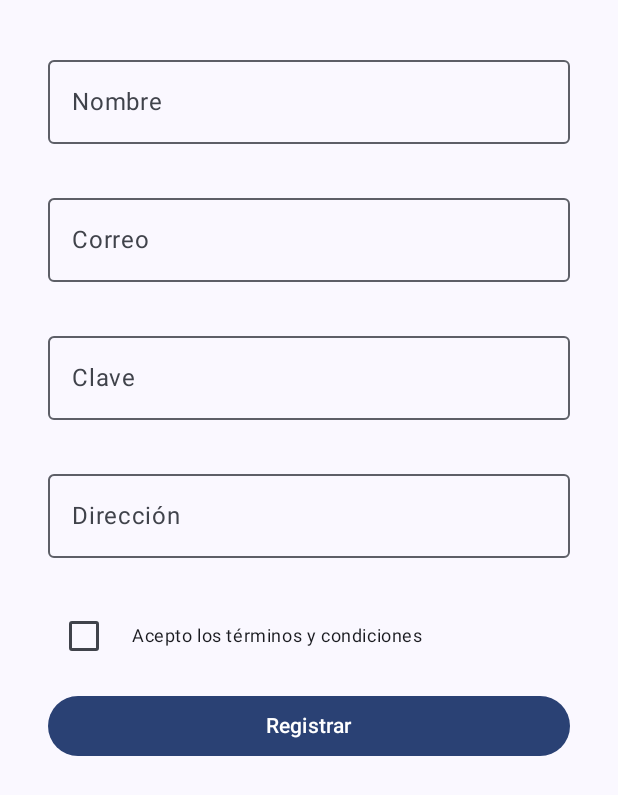
After one commit to DiegoLeonDuoc/App-Movil, an Android app built with Jetpack Compose: the RegistroScreen screen opened through its navigation route, on a phone screen of 412 x 824 dp. The commit adds this screen. Shown: the top 795 px of the screen. Run offline under Robolectric (Android 15) with nearby library versions, the phone set to English and light mode, and no system bars; our stand-ins replace window size class.

Commit message:
Avance Guía 11

```diff
--- /dev/null
+++ b/app/src/main/java/com/example/appnombre_grupox/navigation/AppNavigation.kt
@@ -0,0 +1,80 @@
+package com.example.appnombre_grupox.navigation
+
+import androidx.compose.foundation.layout.padding
+import androidx.compose.material3.windowsizeclass.WindowWidthSizeClass
+import androidx.compose.runtime.Composable
+import androidx.compose.runtime.LaunchedEffect
+import androidx.compose.ui.Modifier
+import androidx.compose.ui.unit.dp
+import androidx.lifecycle.viewmodel.compose.viewModel
+import androidx.navigation.compose.NavHost
+import androidx.navigation.compose.composable
+import androidx.navigation.compose.rememberNavController
+import com.example.appnombre_grupox.ui.screens.HomeScreen
+import com.example.appnombre_grupox.ui.screens.HomeScreenCompacta
+import com.example.appnombre_grupox.ui.screens.HomeScreenMediana
+import com.example.appnombre_grupox.ui.screens.ProfileScreen
+import com.example.appnombre_grupox.ui.screens.RegistroScreen
+import com.example.appnombre_grupox.ui.screens.ResumenScreen
+import com.example.appnombre_grupox.ui.screens.SettingsScreen
+import com.example.appnombre_grupox.ui.utils.obtenerWindowSizeClass
+import com.example.appnombre_grupox.viewmodel.MainViewModel
+import com.example.appnombre_grupox.viewmodel.UsuarioViewModel
+import kotlinx.coroutines.flow.collectLatest
+
+@Composable
+fun AppNavigation() {
+    val viewModel: MainViewModel = viewModel()
+    val navController = rememberNavController()
+    val usuarioViewModel: UsuarioViewModel = viewModel()
+    val innerPadding = 16.dp
+
+    LaunchedEffect(key1 = Unit) {
+        viewModel.navigationEvents.collectLatest { event ->
+            when (event) {
+                is NavigationEvent.NavigateTo -> {
+                    navController.navigate(event.route.route) {
+                        event.popUpToRoute?.let {
+                            popUpTo(it.route) {
+                                inclusive = event.inclusive
+                            }
+                            launchSingleTop = event.singleTop
+                            restoreState = true
+                        }
+                    }
+                }
+
+                is NavigationEvent.PopBackStack -> navController.popBackStack()
+                is NavigationEvent.NavigateUp -> navController.navigateUp()
+            }
+        }
+    }
+
+    NavHost(
+        navController = navController,
+        startDestination = Screen.Home.route,
+        modifier = Modifier.padding(innerPadding)
+    ) {
+        composable(route = Screen.Home.route) {
+//            val windowsSizeClass = obtenerWindowSizeClass()
+//            when (windowsSizeClass.widthSizeClass) {
+//                WindowWidthSizeClass.Compact -> HomeScreenCompacta(navController = navController, viewModel = viewModel)
+//                WindowWidthSizeClass.Medium -> HomeScreenMediana(navController = navController, viewModel = viewModel)
+//                WindowWidthSizeClass.Expanded -> HomeScreen(navController = navController, viewModel = viewModel)
+//            }
+            HomeScreen(navController = navController, viewModel = viewModel)
+        }
+        composable(route = Screen.Profile.route) {
+            ProfileScreen(navController = navController, viewModel = viewModel)
+        }
+        composable(route = Screen.Settings.route) {
+            SettingsScreen(navController = navController, viewModel = viewModel)
+        }
+        composable(route=Screen.Resumen.route) {
+            ResumenScreen(usuarioViewModel)
+        }
+        composable(Screen.Registro.route) {
+            RegistroScreen(navController,usuarioViewModel)
+        }
+    }
+}
--- a/app/src/main/java/com/example/appnombre_grupox/navigation/Screen.kt
+++ b/app/src/main/java/com/example/appnombre_grupox/navigation/Screen.kt
@@ -14,6 +14,10 @@ sealed class Screen(val route: String) {
     data object Profile : Screen(route = "profile_page")
 
     data object Settings : Screen(route = "settings_page")
+
+    data object Resumen : Screen(route = "resumen_page")
+
+    data object Registro : Screen(route = "registro_page")
 
     // Ejemplos de Rutas con Argumentos (No usados en este ejercicio, pero importante)
     // Usamos 'data class' para encapsular los argumentos.
--- a/app/src/main/java/com/example/appnombre_grupox/ui/screens/HomeScreen.kt
+++ b/app/src/main/java/com/example/appnombre_grupox/ui/screens/HomeScreen.kt
@@ -65,6 +65,22 @@ fun HomeScreen(
                     onClick = {
                         scope.launch { drawerState.close() }
                         viewModel.navigateTo(Screen.Profile)
+                    }
+                )
+                NavigationDrawerItem(
+                    label = { Text("Registro") },
+                    selected = false,
+                    onClick = {
+                        scope.launch { drawerState.close() }
+                        viewModel.navigateTo(Screen.Registro)
+                    }
+                )
+                NavigationDrawerItem(
+                    label = { Text("Configuración") },
+                    selected = false,
+                    onClick = {
+                        scope.launch { drawerState.close() }
+                        viewModel.navigateTo(Screen.Settings)
                     }
                 )
             }
--- /dev/null
+++ b/app/src/main/java/com/example/appnombre_grupox/ui/screens/RegistroScreen.kt
@@ -0,0 +1,123 @@
+package com.example.appnombre_grupox.ui.screens
+
+import androidx.compose.foundation.layout.Arrangement
+import androidx.compose.foundation.layout.Column
+import androidx.compose.foundation.layout.Row
+import androidx.compose.foundation.layout.Spacer
+import androidx.compose.foundation.layout.fillMaxSize
+import androidx.compose.foundation.layout.fillMaxWidth
+import androidx.compose.foundation.layout.padding
+import androidx.compose.foundation.layout.width
+import androidx.compose.material3.Button
+import androidx.compose.material3.Checkbox
+import androidx.compose.material3.MaterialTheme
+import androidx.compose.material3.MaterialTheme.colorScheme
+import androidx.compose.material3.OutlinedTextField
+import androidx.compose.material3.Text
+import androidx.compose.runtime.Composable
+import androidx.compose.runtime.collectAsState
+import androidx.compose.runtime.getValue
+import androidx.compose.ui.Alignment
+import androidx.compose.ui.Modifier
+import androidx.compose.ui.text.input.PasswordVisualTransformation
+import androidx.compose.ui.unit.dp
+import androidx.navigation.NavController
+import com.example.appnombre_grupox.navigation.Screen
+import com.example.appnombre_grupox.viewmodel.UsuarioViewModel
+
+@Composable
+fun RegistroScreen(
+    navController: NavController,
+    viewModel: UsuarioViewModel
+) {
+    val estado by viewModel.estado.collectAsState()
+
+    Column(
+        Modifier
+            .fillMaxSize()
+            .padding(16.dp),
+        verticalArrangement = Arrangement.spacedBy(12.dp)
+    ) {
+        // Campo nombre
+        OutlinedTextField(
+            value = estado.nombre,
+            onValueChange = viewModel::onNombreChange,
+            label = { Text(text = "Nombre") },
+            isError = estado.errores.nombre != null,
+            supportingText = {
+                estado.errores.nombre?.let {
+                    Text(text = it, color = colorScheme.error)
+                }
+            },
+            modifier = Modifier.fillMaxWidth()
+        )
+
+        // Campo correo
+        OutlinedTextField(
+            value = estado.correo,
+            onValueChange = viewModel::onCorreoChange,
+            label = { Text(text = "Correo") },
+            isError = estado.errores.correo != null,
+            supportingText = {
+                estado.errores.correo?.let {
+                    Text(text = it, color = colorScheme.error)
+                }
+            },
+            modifier = Modifier.fillMaxWidth()
+        )
+
+        // Campo clave
+        OutlinedTextField(
+            value = estado.clave,
+            onValueChange = viewModel::onClaveChange,
+            label = { Text(text = "Clave") },
+            visualTransformation = PasswordVisualTransformation(),
+            isError = estado.errores.clave != null,
+            supportingText = {
+                estado.errores.clave?.let {
+                    Text(text = it, color = colorScheme.error)
+                }
+            },
+            modifier = Modifier.fillMaxWidth()
+        )
+
+        // Campo dirección
+        OutlinedTextField(
+            value = estado.direccion,
+            onValueChange = viewModel::onDireccionChange,
+            label = { Text(text = "Dirección") },
+            isError = estado.errores.direccion != null,
+            supportingText = {
+                estado.errores.direccion?.let {
+                    Text(text = it, color = colorScheme.error)
+                }
+            },
+            modifier = Modifier.fillMaxWidth()
+        )
+
+        // Checkbox de términos y condiciones
+        Row(verticalAlignment = Alignment.CenterVertically) {
+            Checkbox(
+                checked = estado.aceptaTerminos,
+                onCheckedChange = viewModel::onAceptarTerminosChange
+            )
+            Spacer(modifier = Modifier.width(8.dp))
+            Text(
+                text = "Acepto los términos y condiciones",
+                style = MaterialTheme.typography.bodySmall
+            )
+        }
+
+        // Botón enviar
+        Button(
+            onClick = {
+                if (viewModel.validarFormulario()) {
+                    navController.navigate(Screen.Resumen.route)
+                }
+            },
+            modifier = Modifier.fillMaxWidth()
+        ) {
+            Text(text = "Registrar")
+        }
+    }
+}
```
Also changed, not shown: app/src/main/java/com/example/appnombre_grupox/MainActivity.kt (+8 -50 lines), app/src/main/java/com/example/appnombre_grupox/ui/screens/ResumenScreen.kt (added, +26 -0 lines), app/src/main/java/com/example/appnombre_grupox/viewmodel/UsuarioViewModel.kt (+20 -21 lines).
